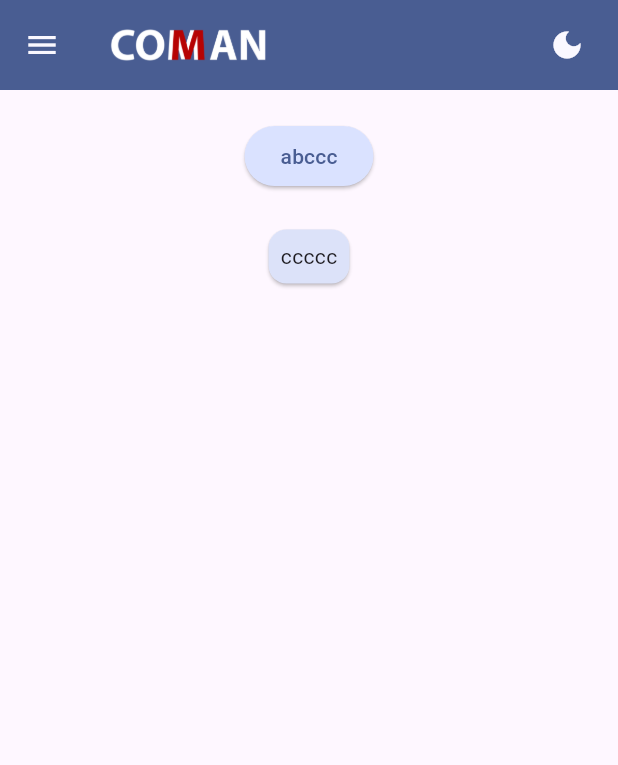
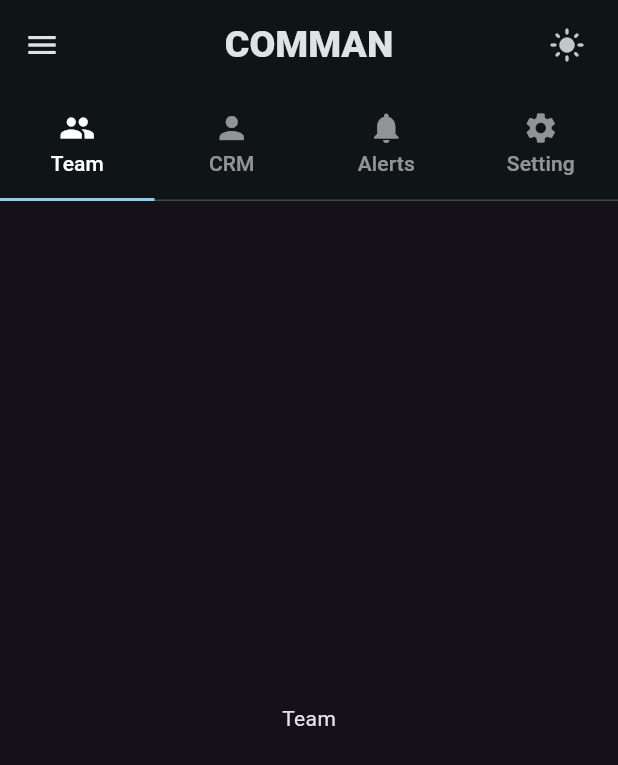
Before and after one commit to am-i-abdullah/COMMAN, a Flutter app: the screen it shows after launch, on a phone screen of 412 x 824 dp. Shown: the top 765 px of the screen. Run offline on Flutter 3.47's test engine with Material 3 defaults, Android fonts, the phone set to English and light mode, and no system bars.

Commit message:
sample structuring

```diff
--- a/lib/main.dart
+++ b/lib/main.dart
@@ -15,7 +15,7 @@ class MyApp extends StatefulWidget {
 
 class _MyAppState extends State<MyApp> {
   // initial theme
-  var theme = ThemeMode.system;
+  var theme = ThemeMode.dark;
 
   // changing the theme of app
   void changeTheme() {
--- a/lib/pages/home_page.dart
+++ b/lib/pages/home_page.dart
@@ -1,3 +1,7 @@
+import 'package:comman/widgets/crm.dart';
+import 'package:comman/widgets/notifications.dart';
+import 'package:comman/widgets/settings.dart';
+import 'package:comman/widgets/team.dart';
 import 'package:flutter/material.dart';
 
 class HomePage extends StatefulWidget {
@@ -11,7 +15,8 @@ class HomePage extends StatefulWidget {
 }
 
 class _HomePageState extends State<HomePage> {
-  void changeThemeAndIcons() {}
+  Widget content = const Center(child: Text('Team'));
+
   @override
   Widget build(BuildContext context) {
     // varying icon for theme
@@ -20,16 +25,81 @@ class _HomePageState extends State<HomePage> {
         : Icons.dark_mode;
     final width = MediaQuery.of(context).size.width;
 
-    return Scaffold(
+    return DefaultTabController(
+      length: 4,
+      child: Scaffold(
         appBar: AppBar(
+          titleSpacing: 0,
+          centerTitle: true,
           toolbarHeight: 60,
-        title: Image.asset(
-          ThemeMode.system == ThemeMode.dark
-              ? 'assets/dark.png'
-              : 'assets/dark.png',
-          height: 25,
+
+          title: const Text(
+            "COMMAN",
+            style: TextStyle(
+              fontSize: 25,
+              fontWeight: FontWeight.w800,
+              fontFamily: 'Roboto',
             ),
-        actions: [
+          ),
+
+          // for logo
+          // title: Image.asset(
+          //   ThemeMode.system == ThemeMode.dark
+          //       ? 'assets/dark.png'
+          //       : 'assets/dark.png',
+          //   height: 25,
+          // ),
+          actions: width > 600
+              // desktop view
+              ? [
+                  // team button
+                  IconButton(
+                    onPressed: () {
+                      setState(() {
+                        content = const Team();
+                      });
+                    },
+                    icon: const Icon(Icons.group),
+                  ),
+                  // CRM buttom
+                  IconButton(
+                    onPressed: () {
+                      setState(() {
+                        content = const CRM();
+                      });
+                    },
+                    icon: const Icon(Icons.person),
+                  ),
+                  // notifications button
+                  IconButton(
+                    onPressed: () {
+                      setState(() {
+                        content = const Notifications();
+                      });
+                    },
+                    icon: const Icon(Icons.notifications),
+                  ),
+
+                  // user name
+                  const SizedBox(width: 15),
+                  const Text(
+                    "User Name",
+                    style: TextStyle(fontSize: 20),
+                  ),
+                  const SizedBox(width: 15),
+                  // change theme button
+                  IconButton(
+                    onPressed: () {
+                      widget.changeTheme();
+                    },
+                    icon: Icon(icon),
+                  ),
+                  const SizedBox(width: 10),
+                ]
+              :
+              // mobile view
+              [
+                  // change theme button
                   IconButton(
                     onPressed: () {
                       widget.changeTheme();
@@ -38,6 +108,43 @@ class _HomePageState extends State<HomePage> {
                   ),
                   const SizedBox(width: 10),
                 ],
+          bottom: width < 600
+              ? TabBar(
+                  labelColor: Colors.white,
+                  unselectedLabelColor: Colors.white54,
+                  indicatorSize: TabBarIndicatorSize.tab,
+                  tabs: const [
+                    Tab(
+                      icon: Icon(Icons.group),
+                      text: 'Team',
+                      // iconMargin: EdgeInsets.all(3),
+                    ),
+                    Tab(
+                      icon: Icon(Icons.person),
+                      text: 'CRM',
+                    ),
+                    Tab(
+                      icon: Icon(Icons.notifications),
+                      text: 'Alerts',
+                    ),
+                    Tab(
+                      icon: Icon(Icons.settings),
+                      text: 'Setting',
+                    ),
+                  ],
+                  onTap: (value) {
+                    setState(() {
+                      if (value == 0) content = const Team();
+                      if (value == 1) content = const CRM();
+                      if (value == 2) content = const Notifications();
+                      if (value == 3) content = const Settings();
+                    });
+                  },
+                )
+              : const PreferredSize(
+                  preferredSize: Size(0, 0),
+                  child: SizedBox(),
+                ),
         ),
         drawer: Drawer(
           width: width > 600 ? width * 0.25 : width * 0.875,
@@ -54,29 +161,7 @@ class _HomePageState extends State<HomePage> {
         ),
 
         // body of main page
-      body: Center(
-        child: Column(
-          children: [
-            const SizedBox(
-              height: 20,
-            ),
-            ElevatedButton(
-              onPressed: () {},
-              child: const Text('abccc'),
-            ),
-            const SizedBox(height: 20),
-            const Card(
-              child: Padding(
-                padding: EdgeInsets.all(8.0),
-                child: Column(
-                  children: [
-                    Text("ccccc"),
-                  ],
-                ),
-              ),
-            )
-          ],
-        ),
+        body: content,
       ),
     );
   }
--- /dev/null
+++ b/lib/widgets/crm.dart
@@ -0,0 +1,17 @@
+import 'package:flutter/material.dart';
+
+class CRM extends StatefulWidget {
+  const CRM({super.key});
+
+  @override
+  State<CRM> createState() => _CRMState();
+}
+
+class _CRMState extends State<CRM> {
+  @override
+  Widget build(BuildContext context) {
+    return const Center(
+      child: Text("CRM"),
+    );
+  }
+}
--- /dev/null
+++ b/lib/widgets/team.dart
@@ -0,0 +1,17 @@
+import 'package:flutter/material.dart';
+
+class Team extends StatefulWidget {
+  const Team({super.key});
+
+  @override
+  State<Team> createState() => _TeamState();
+}
+
+class _TeamState extends State<Team> {
+  @override
+  Widget build(BuildContext context) {
+    return const Center(
+      child: Text("Team"),
+    );
+  }
+}
```
Also changed, not shown: lib/widgets/notifications.dart (added, +17 -0 lines), lib/widgets/settings.dart (added, +17 -0 lines). Lines whose indentation alone changed are shown as unchanged.
